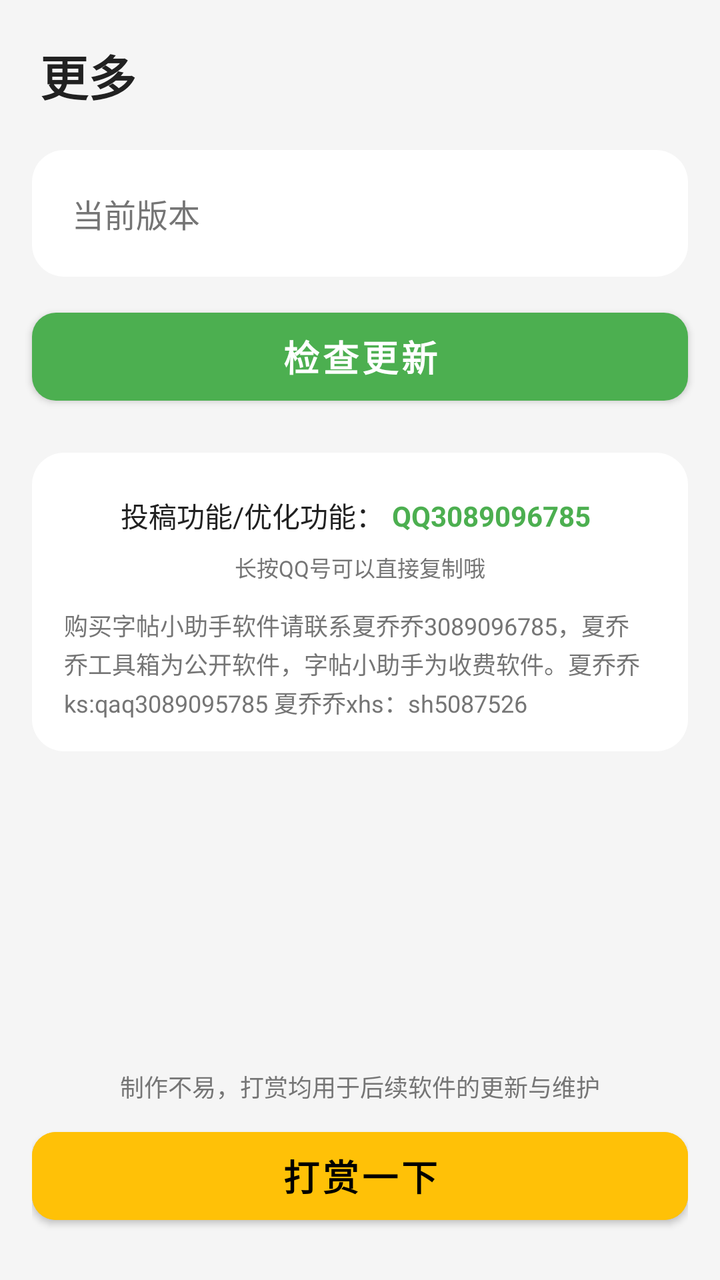
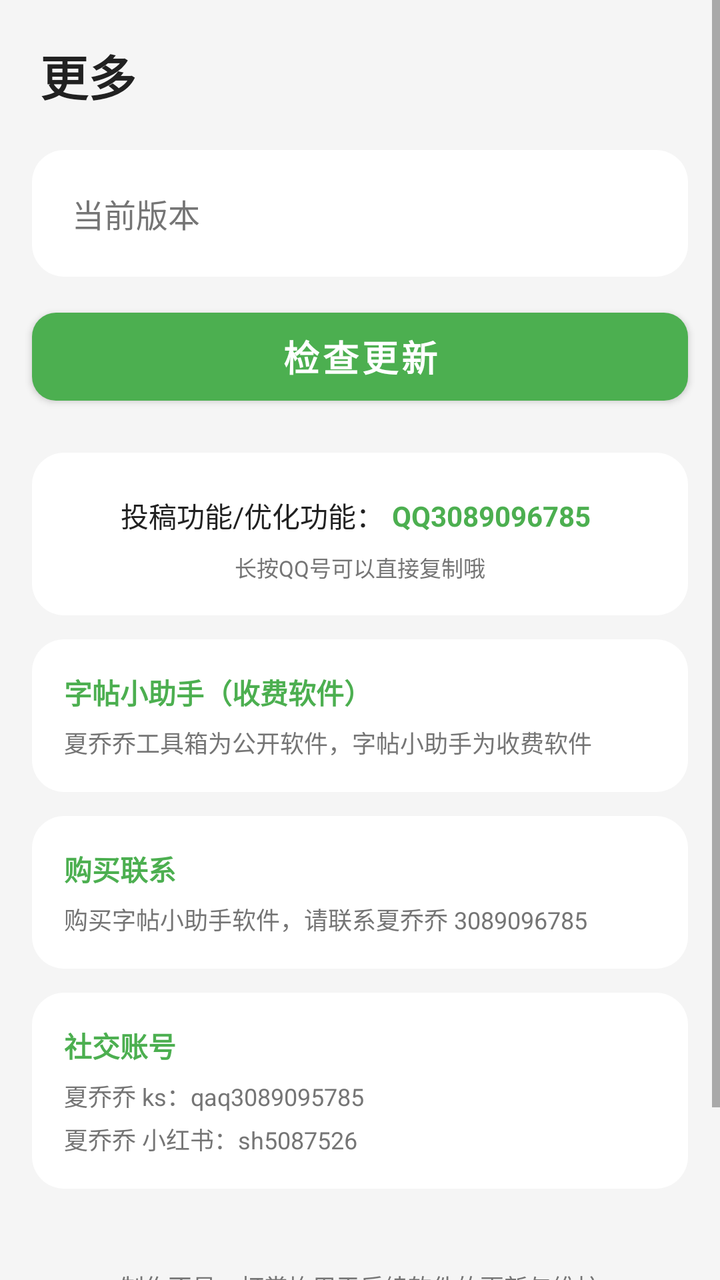

Compare the two renders of this Android layout. The source of the first and the diff that turns it into the second are given below.
<!-- AndroidManifest.xml: application theme Theme.XiaQiaoQiao -->
<!-- res/layout/fragment_more.xml -->
<?xml version="1.0" encoding="utf-8"?>
<ScrollView xmlns:android="http://schemas.android.com/apk/res/android"
    android:layout_width="match_parent"
    android:layout_height="match_parent"
    android:background="@color/bg_page"
    android:fillViewport="true">

    <LinearLayout
        android:layout_width="match_parent"
        android:layout_height="wrap_content"
        android:orientation="vertical">

        
        <TextView
            android:layout_width="match_parent"
            android:layout_height="wrap_content"
            android:padding="20dp"
            android:text="@string/tab_more"
            android:textColor="@color/text_primary"
            android:textSize="24sp"
            android:textStyle="bold" />

        
        <LinearLayout
            android:layout_width="match_parent"
            android:layout_height="wrap_content"
            android:layout_marginStart="16dp"
            android:layout_marginEnd="16dp"
            android:layout_marginBottom="12dp"
            android:background="@drawable/bg_card_rounded"
            android:gravity="center_vertical"
            android:orientation="horizontal"
            android:padding="20dp">

            <TextView
                android:layout_width="wrap_content"
                android:layout_height="wrap_content"
                android:text="@string/more_version_label"
                android:textColor="@color/text_secondary"
                android:textSize="16sp" />

            <TextView
                android:id="@+id/tv_version"
                android:layout_width="0dp"
                android:layout_height="wrap_content"
                android:layout_marginStart="12dp"
                android:layout_weight="1"
                android:textColor="@color/text_primary"
                android:textSize="16sp"
                android:textStyle="bold" />
        </LinearLayout>

        
        <Button
            android:id="@+id/btn_check_update"
            style="@style/Widget.XiaQiaoQiao.Button.Primary"
            android:layout_width="match_parent"
            android:layout_height="wrap_content"
            android:layout_marginStart="16dp"
            android:layout_marginEnd="16dp"
            android:text="@string/more_check_update" />

        
        <LinearLayout
            android:layout_width="match_parent"
            android:layout_height="wrap_content"
            android:layout_marginStart="16dp"
            android:layout_marginTop="20dp"
            android:layout_marginEnd="16dp"
            android:background="@drawable/bg_card_rounded"
            android:gravity="center_horizontal"
            android:orientation="vertical"
            android:padding="16dp">

            <LinearLayout
                android:layout_width="wrap_content"
                android:layout_height="wrap_content"
                android:gravity="center_vertical"
                android:orientation="horizontal">

                <TextView
                    android:layout_width="wrap_content"
                    android:layout_height="wrap_content"
                    android:text="@string/more_contact_label"
                    android:textColor="@color/text_primary"
                    android:textSize="14sp" />

                <TextView
                    android:id="@+id/tv_qq_number"
                    android:layout_width="wrap_content"
                    android:layout_height="wrap_content"
                    android:background="?android:attr/selectableItemBackground"
                    android:clickable="true"
                    android:focusable="true"
                    android:longClickable="true"
                    android:paddingStart="4dp"
                    android:paddingTop="6dp"
                    android:paddingEnd="4dp"
                    android:paddingBottom="6dp"
                    android:text="@string/more_qq_number"
                    android:textColor="@color/brand_primary"
                    android:textSize="14sp"
                    android:textStyle="bold" />
            </LinearLayout>

            <TextView
                android:layout_width="wrap_content"
                android:layout_height="wrap_content"
                android:layout_marginTop="2dp"
                android:text="@string/more_qq_hint"
                android:textColor="@color/text_secondary"
                android:textSize="11sp" />

            <TextView
                android:layout_width="match_parent"
                android:layout_height="wrap_content"
                android:layout_marginTop="12dp"
                android:lineSpacingExtra="2dp"
                android:text="@string/more_purchase_tip"
                android:textColor="@color/text_secondary"
                android:textSize="12sp" />
        </LinearLayout>

        
        <View
            android:layout_width="match_parent"
            android:layout_height="0dp"
            android:layout_weight="1"
            android:minHeight="40dp" />

        
        <LinearLayout
            android:layout_width="match_parent"
            android:layout_height="wrap_content"
            android:layout_marginStart="16dp"
            android:layout_marginEnd="16dp"
            android:layout_marginBottom="24dp"
            android:gravity="center_horizontal"
            android:orientation="vertical">

            
            <TextView
                android:layout_width="wrap_content"
                android:layout_height="wrap_content"
                android:layout_marginBottom="8dp"
                android:text="@string/more_donate_hint"
                android:textColor="@color/text_secondary"
                android:textSize="12sp" />

            
            <Button
                android:id="@+id/btn_donate"
                style="@style/Widget.XiaQiaoQiao.Button.Primary"
                android:layout_width="match_parent"
                android:layout_height="wrap_content"
                android:backgroundTint="@color/brand_accent"
                android:text="@string/more_donate_button"
                android:textColor="@color/black" />
        </LinearLayout>

    </LinearLayout>
</ScrollView>
<!-- resources referenced by this layout -->
<resources>
  <color name="bg_page">#FFF5F5F5</color>
  <color name="black">#FF000000</color>
  <color name="brand_accent">#FFFFC107</color>
  <color name="brand_primary">#FF4CAF50</color>
  <color name="text_primary">#FF212121</color>
  <color name="text_secondary">#FF757575</color>
  <!-- drawable bg_card_rounded (drawable) -->
  <?xml version="1.0" encoding="utf-8"?>
  <shape xmlns:android="http://schemas.android.com/apk/res/android"
      android:shape="rectangle">
      <solid android:color="@color/bg_card" />
      <corners android:radius="16dp" />
  </shape>
  <string name="more_check_update">检查更新</string>
  <string name="more_contact_label">投稿功能/优化功能：</string>
  <string name="more_donate_button">打赏一下</string>
  <string name="more_donate_hint">制作不易，打赏均用于后续软件的更新与维护</string>
  <string name="more_purchase_tip">购买字帖小助手软件请联系夏乔乔3089096785，夏乔乔工具箱为公开软件，字帖小助手为收费软件。夏乔乔ks:qaq3089095785  夏乔乔xhs：sh5087526</string>
  <string name="more_qq_hint">长按QQ号可以直接复制哦</string>
  <string name="more_qq_number">QQ3089096785</string>
  <string name="more_version_label">当前版本</string>
  <string name="tab_more">更多</string>
  <style name="Widget.XiaQiaoQiao.Button.Primary" parent="Widget.MaterialComponents.Button">
          <item name="android:textSize">18sp</item>
          <item name="android:textStyle">bold</item>
          <item name="cornerRadius">12dp</item>
          <item name="android:minHeight">56dp</item>
          <item name="backgroundTint">@color/brand_primary</item>
      </style>
  <style name="Theme.XiaQiaoQiao" parent="Theme.MaterialComponents.Light.NoActionBar">
          <item name="colorPrimary">@color/brand_primary</item>
          <item name="colorPrimaryVariant">@color/brand_primary_dark</item>
          <item name="colorOnPrimary">@color/white</item>
          <item name="colorSecondary">@color/brand_accent</item>
          <item name="colorOnSecondary">@color/black</item>
          <item name="android:statusBarColor" tools:targetApi="l">@color/brand_primary_dark</item>
          <item name="android:windowBackground">@color/bg_page</item>
      </style>
  <color name="bg_card">#FFFFFFFF</color>
  <color name="brand_primary_dark">#FF388E3C</color>
  <color name="white">#FFFFFFFF</color>
</resources>

<!-- the commit's change to res/layout/fragment_more.xml (unified diff, before → after) -->
@@ -110,13 +110,102 @@
                 android:text="@string/more_qq_hint"
                 android:textColor="@color/text_secondary"
                 android:textSize="11sp" />
-
-            <TextView
-                android:layout_width="match_parent"
-                android:layout_height="wrap_content"
-                android:layout_marginTop="12dp"
-                android:lineSpacingExtra="2dp"
-                android:text="@string/more_purchase_tip"
+        </LinearLayout>
+
+        
+
+        
+        <LinearLayout
+            android:layout_width="match_parent"
+            android:layout_height="wrap_content"
+            android:layout_marginStart="16dp"
+            android:layout_marginTop="12dp"
+            android:layout_marginEnd="16dp"
+            android:background="@drawable/bg_card_rounded"
+            android:orientation="vertical"
+            android:padding="16dp">
+
+            <TextView
+                android:layout_width="wrap_content"
+                android:layout_height="wrap_content"
+                android:layout_marginBottom="6dp"
+                android:text="@string/more_purchase_title"
+                android:textColor="@color/brand_primary"
+                android:textSize="14sp"
+                android:textStyle="bold" />
+
+            <TextView
+                android:layout_width="match_parent"
+                android:layout_height="wrap_content"
+                android:lineSpacingExtra="3dp"
+                android:text="@string/more_purchase_publish"
+                android:textColor="@color/text_secondary"
+                android:textSize="12sp" />
+        </LinearLayout>
+
+        
+        <LinearLayout
+            android:layout_width="match_parent"
+            android:layout_height="wrap_content"
+            android:layout_marginStart="16dp"
+            android:layout_marginTop="12dp"
+            android:layout_marginEnd="16dp"
+            android:background="@drawable/bg_card_rounded"
+            android:orientation="vertical"
+            android:padding="16dp">
+
+            <TextView
+                android:layout_width="wrap_content"
+                android:layout_height="wrap_content"
+                android:layout_marginBottom="6dp"
+                android:text="购买联系"
+                android:textColor="@color/brand_primary"
+                android:textSize="14sp"
+                android:textStyle="bold" />
+
+            <TextView
+                android:layout_width="match_parent"
+                android:layout_height="wrap_content"
+                android:lineSpacingExtra="3dp"
+                android:text="@string/more_purchase_contact"
+                android:textColor="@color/text_secondary"
+                android:textSize="12sp" />
+        </LinearLayout>
+
+        
+        <LinearLayout
+            android:layout_width="match_parent"
+            android:layout_height="wrap_content"
+            android:layout_marginStart="16dp"
+            android:layout_marginTop="12dp"
+            android:layout_marginEnd="16dp"
+            android:background="@drawable/bg_card_rounded"
+            android:orientation="vertical"
+            android:padding="16dp">
+
+            <TextView
+                android:layout_width="wrap_content"
+                android:layout_height="wrap_content"
+                android:layout_marginBottom="6dp"
+                android:text="社交账号"
+                android:textColor="@color/brand_primary"
+                android:textSize="14sp"
+                android:textStyle="bold" />
+
+            <TextView
+                android:layout_width="match_parent"
+                android:layout_height="wrap_content"
+                android:lineSpacingExtra="3dp"
+                android:text="@string/more_purchase_ks"
+                android:textColor="@color/text_secondary"
+                android:textSize="12sp" />
+
+            <TextView
+                android:layout_width="match_parent"
+                android:layout_height="wrap_content"
+                android:layout_marginTop="4dp"
+                android:lineSpacingExtra="3dp"
+                android:text="@string/more_purchase_xhs"
                 android:textColor="@color/text_secondary"
                 android:textSize="12sp" />
         </LinearLayout>
<!-- resource entries referenced after the edit -->
@@ -17,7 +17,11 @@
   <string name="more_contact_label">投稿功能/优化功能：</string>
   <string name="more_donate_button">打赏一下</string>
   <string name="more_donate_hint">制作不易，打赏均用于后续软件的更新与维护</string>
-  <string name="more_purchase_tip">购买字帖小助手软件请联系夏乔乔3089096785，夏乔乔工具箱为公开软件，字帖小助手为收费软件。夏乔乔ks:qaq3089095785  夏乔乔xhs：sh5087526</string>
+  <string name="more_purchase_contact">购买字帖小助手软件，请联系夏乔乔 3089096785</string>
+  <string name="more_purchase_ks">夏乔乔 ks：qaq3089095785</string>
+  <string name="more_purchase_publish">夏乔乔工具箱为公开软件，字帖小助手为收费软件</string>
+  <string name="more_purchase_title">字帖小助手（收费软件）</string>
+  <string name="more_purchase_xhs">夏乔乔 小红书：sh5087526</string>
   <string name="more_qq_hint">长按QQ号可以直接复制哦</string>
   <string name="more_qq_number">QQ3089096785</string>
   <string name="more_version_label">当前版本</string>
